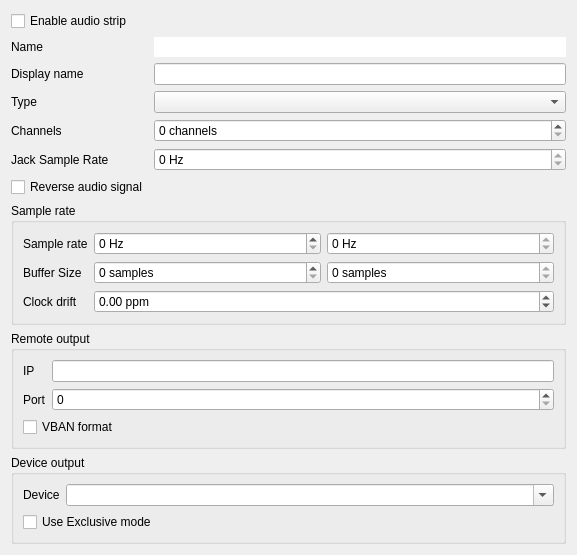
amurzeau/damc, file damc_gui/OutputInstanceConfigDialog.ui: the form before one commit.
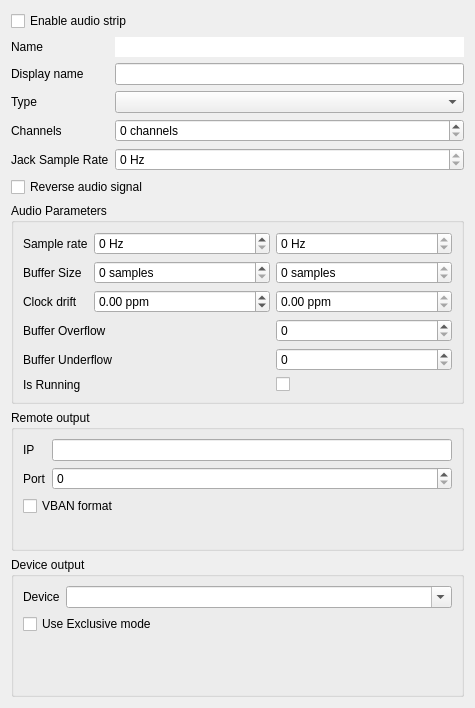
The form after the commit.

```diff
--- a/damc_gui/OutputInstanceConfigDialog.ui
+++ b/damc_gui/OutputInstanceConfigDialog.ui
@@ -6,8 +6,8 @@
    <rect>
     <x>0</x>
     <y>0</y>
-    <width>577</width>
-    <height>489</height>
+    <width>475</width>
+    <height>708</height>
    </rect>
   </property>
   <property name="windowTitle">
@@ -122,7 +122,7 @@
         </property>
        </widget>
       </item>
-      <item row="6" column="0">
+      <item row="6" column="0" colspan="2">
        <widget class="QCheckBox" name="reverseAudioSignalCheckBox">
         <property name="text">
          <string>Reverse audio signal</string>
@@ -135,7 +135,7 @@
    <item>
     <widget class="QGroupBox" name="sampleRateBox">
      <property name="title">
-      <string>Sample rate</string>
+      <string>Audio Parameters</string>
      </property>
      <layout class="QGridLayout" name="gridLayout">
       <item row="1" column="0">
@@ -145,10 +145,39 @@
         </property>
        </widget>
       </item>
-      <item row="2" column="0">
-       <widget class="QLabel" name="clockDriftLabel">
+      <item row="3" column="0" colspan="2">
+       <widget class="QLabel" name="bufferOverflowCountLabel">
         <property name="text">
-         <string>Clock drift</string>
+         <string>Buffer Overflow</string>
+        </property>
+       </widget>
+      </item>
+      <item row="0" column="1">
+       <widget class="QSpinBox" name="sampleRateSpinBox">
+        <property name="sizePolicy">
+         <sizepolicy hsizetype="MinimumExpanding" vsizetype="Fixed">
+          <horstretch>0</horstretch>
+          <verstretch>0</verstretch>
+         </sizepolicy>
+        </property>
+        <property name="toolTip">
+         <string>Device's sample rate to use</string>
+        </property>
+        <property name="suffix">
+         <string> Hz</string>
+        </property>
+        <property name="maximum">
+         <number>999999</number>
+        </property>
+        <property name="value">
+         <number>0</number>
+        </property>
+       </widget>
+      </item>
+      <item row="4" column="0" colspan="2">
+       <widget class="QLabel" name="bufferUnderflowCountLabel">
+        <property name="text">
+         <string>Buffer Underflow</string>
         </property>
        </widget>
       </item>
@@ -159,6 +188,32 @@
         </property>
        </widget>
       </item>
+      <item row="2" column="2">
+       <widget class="QDoubleSpinBox" name="measuredClockDriftSpinBox">
+        <property name="toolTip">
+         <string>Measured clock drift in PPM (part per million)</string>
+        </property>
+        <property name="readOnly">
+         <bool>true</bool>
+        </property>
+        <property name="suffix">
+         <string> ppm</string>
+        </property>
+        <property name="minimum">
+         <double>-999999.000000000000000</double>
+        </property>
+        <property name="maximum">
+         <double>999999.000000000000000</double>
+        </property>
+       </widget>
+      </item>
+      <item row="4" column="2">
+       <widget class="QSpinBox" name="bufferUnderflowCountSpinBox">
+        <property name="maximum">
+         <number>99999999</number>
+        </property>
+       </widget>
+      </item>
       <item row="1" column="1">
        <widget class="QSpinBox" name="bufferSizeSpinBox">
         <property name="sizePolicy">
@@ -178,6 +233,35 @@
         </property>
        </widget>
       </item>
+      <item row="2" column="0">
+       <widget class="QLabel" name="clockDriftLabel">
+        <property name="text">
+         <string>Clock drift</string>
+        </property>
+       </widget>
+      </item>
+      <item row="2" column="1">
+       <widget class="QDoubleSpinBox" name="clockDriftSpinBox">
+        <property name="sizePolicy">
+         <sizepolicy hsizetype="MinimumExpanding" vsizetype="Fixed">
+          <horstretch>0</horstretch>
+          <verstretch>0</verstretch>
+         </sizepolicy>
+        </property>
+        <property name="toolTip">
+         <string>Clock drift in PPM (part per million)</string>
+        </property>
+        <property name="suffix">
+         <string> ppm</string>
+        </property>
+        <property name="minimum">
+         <double>-999999.000000000000000</double>
+        </property>
+        <property name="maximum">
+         <double>999999.000000000000000</double>
+        </property>
+       </widget>
+      </item>
       <item row="1" column="2">
        <widget class="QSpinBox" name="actualBufferSize">
         <property name="sizePolicy">
@@ -200,25 +284,10 @@
         </property>
        </widget>
       </item>
-      <item row="0" column="1">
-       <widget class="QSpinBox" name="sampleRateSpinBox">
-        <property name="sizePolicy">
-         <sizepolicy hsizetype="MinimumExpanding" vsizetype="Fixed">
-          <horstretch>0</horstretch>
-          <verstretch>0</verstretch>
-         </sizepolicy>
-        </property>
-        <property name="toolTip">
-         <string>Device's sample rate to use</string>
-        </property>
-        <property name="suffix">
-         <string> Hz</string>
-        </property>
+      <item row="3" column="2">
+       <widget class="QSpinBox" name="bufferOverflowCountSpinBox">
         <property name="maximum">
-         <number>999999</number>
-        </property>
-        <property name="value">
-         <number>0</number>
+         <number>99999999</number>
         </property>
        </widget>
       </item>
@@ -238,25 +307,17 @@
         </property>
        </widget>
       </item>
-      <item row="2" column="1" colspan="2">
-       <widget class="QDoubleSpinBox" name="clockDriftSpinBox">
-        <property name="sizePolicy">
-         <sizepolicy hsizetype="MinimumExpanding" vsizetype="Fixed">
-          <horstretch>0</horstretch>
-          <verstretch>0</verstretch>
-         </sizepolicy>
+      <item row="5" column="2">
+       <widget class="QCheckBox" name="isRunningCheckBox">
+        <property name="text">
+         <string/>
         </property>
-        <property name="toolTip">
-         <string>Clock drift in PPM (part per million)</string>
-        </property>
-        <property name="suffix">
-         <string> ppm</string>
-        </property>
-        <property name="minimum">
-         <double>-999999.000000000000000</double>
-        </property>
-        <property name="maximum">
-         <double>999999.000000000000000</double>
+       </widget>
+      </item>
+      <item row="5" column="0" colspan="2">
+       <widget class="QLabel" name="isRunningLabel">
+        <property name="text">
+         <string>Is Running</string>
         </property>
        </widget>
       </item>
```
Left out of the diff: 2 changed lines with no effect on the pictures.
